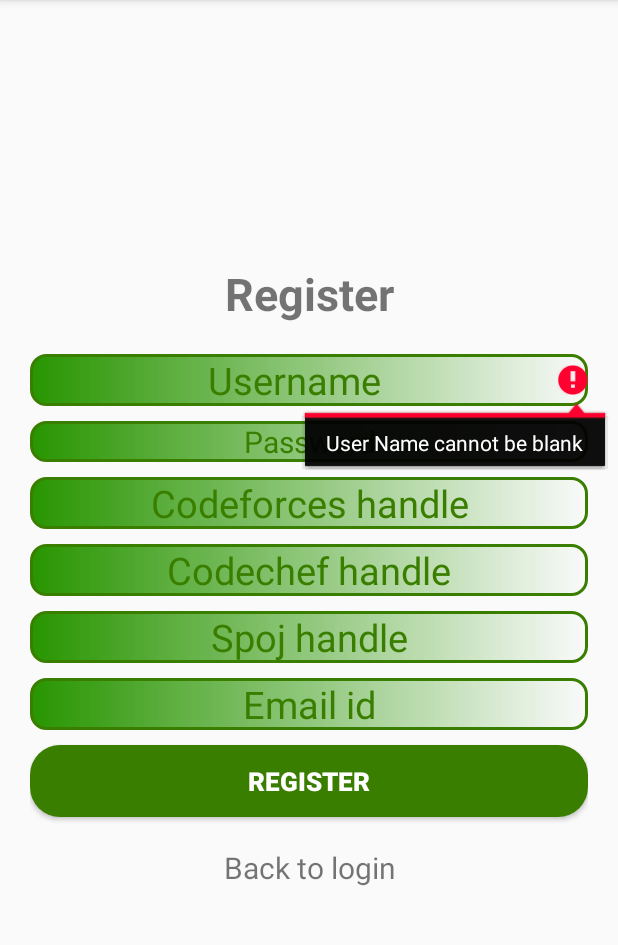
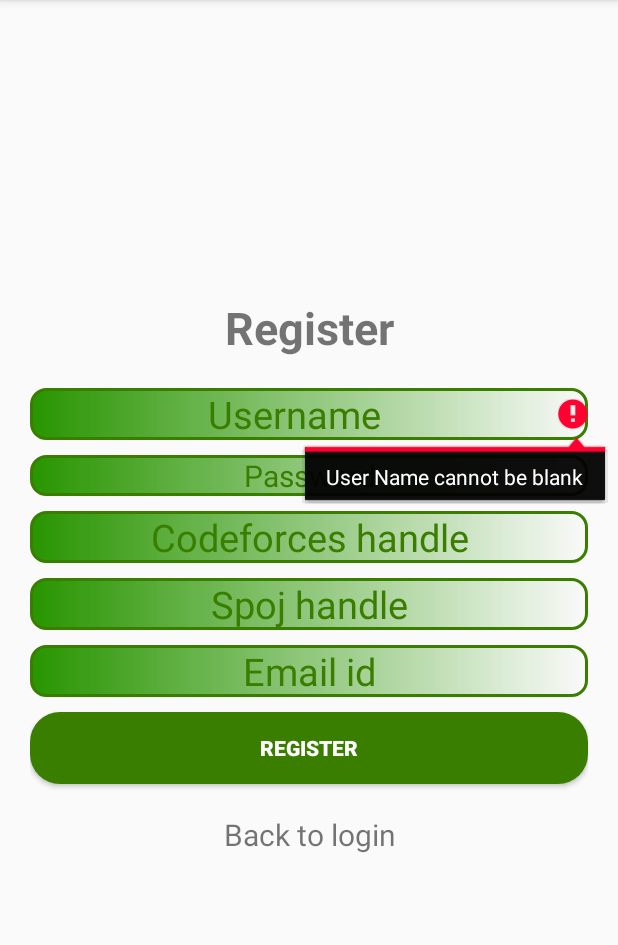
Before and after one commit to utkarsh028/NoobtoPro, an Android app: the Register screen opened directly, with no data from a screen before it, after a tap on "REGISTER", on a phone screen of 412 x 824 dp, the part 84-1029 px from its top. Run offline under Robolectric (Android 15) with nearby library versions, the phone set to English and light mode, and no system bars; our stand-ins replace Volley; libraries missing offline, so code that uses them is left out: com.firebase.client; 1 statement that could not run was skipped.

Commit message:
codechef bug fixxed

```diff
--- a/app/build.gradle
+++ b/app/build.gradle
@@ -28,6 +28,10 @@ android {
     }
 }
 
+//repositories {
+//    maven { url "https://jitpack.io" }
+//}
+
 dependencies {
     compile fileTree(dir: 'libs', include: ['*.jar'])
     androidTestCompile('com.android.support.test.espresso:espresso-core:2.2.2', {
--- a/app/src/main/java/com/meutkarsh/androidchatapp/Activities/MainActivity.java
+++ b/app/src/main/java/com/meutkarsh/androidchatapp/Activities/MainActivity.java
@@ -83,18 +83,16 @@ public class MainActivity extends AppCompatActivity {
                                     } else {
                                         String userpass = obj.getJSONObject(user).getString("password");
                                         String userCF = obj.getJSONObject(user).getString("codeforcesHandle");
-                                        String userCC = obj.getJSONObject(user).getString("codechefHandle");
                                         String userSP = obj.getJSONObject(user).getString("spojHandle");
                                         String userEmailId = obj.getJSONObject(user).getString("emailId");
                                         String userCfRating = ""; //obj.getJSONObject(user).getString("codeforcesRating");
-                                        String userCcRating = ""; //obj.getJSONObject(user).getString("codechefRating");
                                         String userSpjRank = ""; //obj.getJSONObject(user).getString("spojRank");
                                         Log.d("Utkarsh", "Login");
                                         if(userpass.equals(pass)){
                                             UserDetails.username = user;
                                             UserDetails.password = pass;
-                                            session.createLoginSession(user, pass, userCF, userCC, userSP, userEmailId,
-                                                    userCfRating, userCcRating, userSpjRank);
+                                            session.createLoginSession(user, pass, userCF, userSP, userEmailId,
+                                                    userCfRating, userSpjRank);
                                             Intent i = new Intent(MainActivity.this, Users.class);
                                             startActivity(i);
                                         }else{
--- a/app/src/main/java/com/meutkarsh/androidchatapp/Activities/Register.java
+++ b/app/src/main/java/com/meutkarsh/androidchatapp/Activities/Register.java
@@ -37,9 +37,9 @@ import java.util.regex.Pattern;
 
 public class Register extends AppCompatActivity {
 
-    EditText username, password, codeforces, codechef, spoj, email;
+    EditText username, password, codeforces, spoj, email;
     Button registerButton;
-    String user, pass, cf, cc, sp, emailId;
+    String user, pass, cf, sp, emailId;
     TextView login;
     SessionManagement session;
     Ratings  ratings;
@@ -53,7 +53,6 @@ public class Register extends AppCompatActivity {
         password = (EditText)findViewById(R.id.password);
 
         codeforces = (EditText) findViewById(R.id.codeforces);
-        codechef = (EditText) findViewById(R.id.codechef);
         spoj = (EditText) findViewById(R.id.spoj);
         email = (EditText) findViewById(R.id.email_id);
 
@@ -78,7 +77,6 @@ public class Register extends AppCompatActivity {
                 user = username.getText().toString();
                 pass = password.getText().toString();
                 cf = codeforces.getText().toString();
-                cc = codechef.getText().toString();
                 sp = spoj.getText().toString();
                 emailId = email.getText().toString();
                 if(user.equals("")){
@@ -117,21 +115,19 @@ public class Register extends AppCompatActivity {
 
                                 reference.child(user).child("password").setValue(pass);
                                 reference.child(user).child("codeforcesHandle").setValue(cf);
-                                reference.child(user).child("codechefHandle").setValue(cc);
                                 reference.child(user).child("spojHandle").setValue(sp);
                                 reference.child(user).child("emailId").setValue(emailId);
                                 Toast.makeText(Register.this, "registration successful", Toast.LENGTH_LONG).show();
                                 UserDetails.username = user;
                                 UserDetails.password = pass;
                                 UserDetails.codeforcesHandle = cf;
-                                UserDetails.codechefHandle = cc;
                                 UserDetails.spojHandle = sp;
                                 UserDetails.emailId = emailId;
 
                                 djangoConnect(reference);
 
-                                session.createLoginSession(user, pass, cf, cc, sp, emailId,
-                                        UserDetails.codeforcesRating, UserDetails.codechefRating, UserDetails.spojRank);
+                                session.createLoginSession(user, pass, cf, sp, emailId,
+                                        UserDetails.codeforcesRating, UserDetails.spojRank);
                                 Intent i = new Intent(Register.this, Users.class);
                                 startActivity(i);
                             } else {
@@ -144,21 +140,19 @@ public class Register extends AppCompatActivity {
 
                                         reference.child(user).child("password").setValue(pass);
                                         reference.child(user).child("codeforcesHandle").setValue(cf);
-                                        reference.child(user).child("codechefHandle").setValue(cc);
                                         reference.child(user).child("spojHandle").setValue(sp);
                                         reference.child(user).child("emailId").setValue(emailId);
                                         Toast.makeText(Register.this, "registration successful", Toast.LENGTH_LONG).show();
                                         UserDetails.username = user;
                                         UserDetails.password = pass;
                                         UserDetails.codeforcesHandle = cf;
-                                        UserDetails.codechefHandle = cc;
                                         UserDetails.spojHandle = sp;
                                         UserDetails.emailId = emailId;
 
                                         djangoConnect(reference);
 
-                                        session.createLoginSession(user, pass, cf, cc, sp, emailId,
-                                                UserDetails.codeforcesRating, UserDetails.codechefRating, UserDetails.spojRank);
+                                        session.createLoginSession(user, pass, cf, sp, emailId,
+                                                UserDetails.codeforcesRating, UserDetails.spojRank);
                                         Intent i = new Intent(Register.this, Users.class);
                                         startActivity(i);
                                     } else {
@@ -193,8 +187,7 @@ public class Register extends AppCompatActivity {
 
         //IP of aditya ambikesh for net
         String url = "http://192.168.43.190:8000/cp/register/?uname=" + UserDetails.username +
-                "&spjHandle=" + UserDetails.spojHandle + "&cfHandle=" + UserDetails.codeforcesHandle +
-                "&ccHandle=" + UserDetails.codechefHandle;
+                "&spjHandle=" + UserDetails.spojHandle + "&cfHandle=" + UserDetails.codeforcesHandle;
         JsonObjectRequest jsonObjectRequest = new JsonObjectRequest(
                 url,
                 null,
@@ -204,10 +197,8 @@ public class Register extends AppCompatActivity {
                         try{
                             ratings = gson.fromJson(response.toString(), Ratings.class);
                             UserDetails.codeforcesRating = ratings.getCfRating();
-                            UserDetails.codechefRating = ratings.getCcRating();
                             UserDetails.spojRank = ratings.getSpjRating();
                             reference.child(user).child("codeforcesRating").setValue(UserDetails.codeforcesRating);
-                            reference.child(user).child("codechefRating").setValue(UserDetails.codechefRating);
                             reference.child(user).child("spojRank").setValue(UserDetails.spojRank);
 
                             Toast.makeText(Register.this, response.toString(), Toast.LENGTH_LONG).show();
--- a/app/src/main/java/com/meutkarsh/androidchatapp/Activities/Users.java
+++ b/app/src/main/java/com/meutkarsh/androidchatapp/Activities/Users.java
@@ -9,6 +9,7 @@ import android.view.Menu;
 import android.view.MenuItem;
 import android.widget.Toast;
 
+import com.meutkarsh.androidchatapp.Fragments.UserStatsFragment;
 import com.meutkarsh.androidchatapp.Utils.CustomPagerAdapter;
 import com.meutkarsh.androidchatapp.Fragments.BlogFragment;
 import com.meutkarsh.androidchatapp.Fragments.UserFragment;
@@ -77,6 +78,9 @@ public class Users extends AppCompatActivity {
         BlogFragment blogFragment = new BlogFragment();
         cpa.addFrag(blogFragment, "Blogs");
 
+        UserStatsFragment userStats = new UserStatsFragment();
+        cpa.addFrag(userStats, "Profile");
+
         vp.setAdapter(cpa);
     }
 
--- a/app/src/main/java/com/meutkarsh/androidchatapp/POJO/UserDetails.java
+++ b/app/src/main/java/com/meutkarsh/androidchatapp/POJO/UserDetails.java
@@ -9,10 +9,10 @@ public class UserDetails extends Object {
     public static String password = "";
     public static String chatWith = "";
     public static String codeforcesHandle = "";
-    public static String codechefHandle = "";
+    //public static String codechefHandle = "";
     public static String spojHandle = "";
     public static String emailId = "";
     public static String codeforcesRating = "";
-    public static String codechefRating = "";
+    //public static String codechefRating = "";
     public static String spojRank = "";
 }
--- a/app/src/main/java/com/meutkarsh/androidchatapp/Utils/SessionManagement.java
+++ b/app/src/main/java/com/meutkarsh/androidchatapp/Utils/SessionManagement.java
@@ -25,11 +25,9 @@ public class SessionManagement {
     private static final String KEY_NAME = "name";
     private static final String KEY_PASSWORD = "pass";
     private static final String KEY_CF = "codeforces";
-    private static final String KEY_CC = "codechef";
     private static final String KEY_SP = "spoj";
     private static final String KEY_EMAIL = "emailId";
     private static final String KEY_CF_RATING = "codeforcesRating";
-    private static final String KEY_CC_RATING = "codechefRating";
     private static final String KEY_SP_RANK = "spojRank";
 
     public SessionManagement(Context context) {
@@ -38,17 +36,15 @@ public class SessionManagement {
         editor = pref.edit();
     }
 
-    public void createLoginSession(String name, String pass, String cf, String cc, String sp,
-                                   String email, String cfRating, String ccRating, String spjRank) {
+    public void createLoginSession(String name, String pass, String cf, String sp,
+                                   String email, String cfRating, String spjRank) {
         editor.putBoolean(IS_LOGIN, true);
         editor.putString(KEY_NAME, name);
         editor.putString(KEY_PASSWORD, pass);
         editor.putString(KEY_CF, cf);
-        editor.putString(KEY_CC, cc);
         editor.putString(KEY_SP, sp);
         editor.putString(KEY_EMAIL, email);
         editor.putString(KEY_CF_RATING, cfRating);
-        editor.putString(KEY_CC_RATING, ccRating);
         editor.putString(KEY_SP_RANK, spjRank);
         editor.commit();
     }
@@ -62,11 +58,9 @@ public class SessionManagement {
             UserDetails.username = pref.getString(KEY_NAME, null);
             UserDetails.password = pref.getString(KEY_PASSWORD, null);
             UserDetails.codeforcesHandle = pref.getString(KEY_CF, null);
-            UserDetails.codechefHandle = pref.getString(KEY_CC, null);
             UserDetails.spojHandle = pref.getString(KEY_SP, null);
             UserDetails.emailId = pref.getString(KEY_EMAIL, null);
             UserDetails.codeforcesRating = pref.getString(KEY_CF_RATING, null);
-            UserDetails.codechefRating = pref.getString(KEY_CC_RATING, null);
             UserDetails.spojRank = pref.getString(KEY_SP_RANK, null);
             Intent i = new Intent(_context, Users.class);
             i.addFlags(Intent.FLAG_ACTIVITY_CLEAR_TOP);
@@ -89,11 +83,9 @@ public class SessionManagement {
         user.put(KEY_NAME, pref.getString(KEY_NAME, null));
         user.put(KEY_PASSWORD, pref.getString(KEY_PASSWORD, null));
         user.put(KEY_CF, pref.getString(KEY_CF, null));
-        user.put(KEY_CC, pref.getString(KEY_CC, null));
         user.put(KEY_SP, pref.getString(KEY_SP, null));
         user.put(KEY_EMAIL, pref.getString(KEY_EMAIL, null));
         user.put(KEY_CF_RATING, pref.getString(KEY_CF_RATING, null));
-        user.put(KEY_CC_RATING, pref.getString(KEY_CC_RATING, null));
         user.put(KEY_SP_RANK, pref.getString(KEY_SP_RANK, null));
         return user;
     }
--- a/app/src/main/res/layout/activity_register.xml
+++ b/app/src/main/res/layout/activity_register.xml
@@ -56,17 +56,6 @@
     <EditText
         android:layout_width="match_parent"
         android:layout_height="wrap_content"
-        android:id="@+id/codechef"
-        android:inputType="text"
-        android:maxLines="1"
-        android:hint="Codechef handle"
-        android:layout_marginBottom="10dp"
-        android:textSize="25sp"
-        style="@style/editTextStyle"/>
-
-    <EditText
-        android:layout_width="match_parent"
-        android:layout_height="wrap_content"
         android:id="@+id/spoj"
         android:inputType="text"
         android:maxLines="1"
--- a/app/src/main/res/values/styles.xml
+++ b/app/src/main/res/values/styles.xml
@@ -9,7 +9,6 @@
     </style>
 
     <style name="Button">
-        <item name="android:textSize">17sp</item>
         <item name="android:background">@drawable/button_shape</item>
         <item name="android:textColor">@color/white</item>
         <item name="android:textStyle">bold</item>
```
Also changed, not shown: app/src/main/java/com/meutkarsh/androidchatapp/Activities/UpdateDetails.java (+4 -9 lines), app/src/main/java/com/meutkarsh/androidchatapp/Fragments/UserStatsFragment.java (+10 -12 lines), app/src/main/java/com/meutkarsh/androidchatapp/POJO/Ratings.java (+1 -10 lines), app/src/main/res/layout/activity_update_details.xml (+0 -9 lines).
